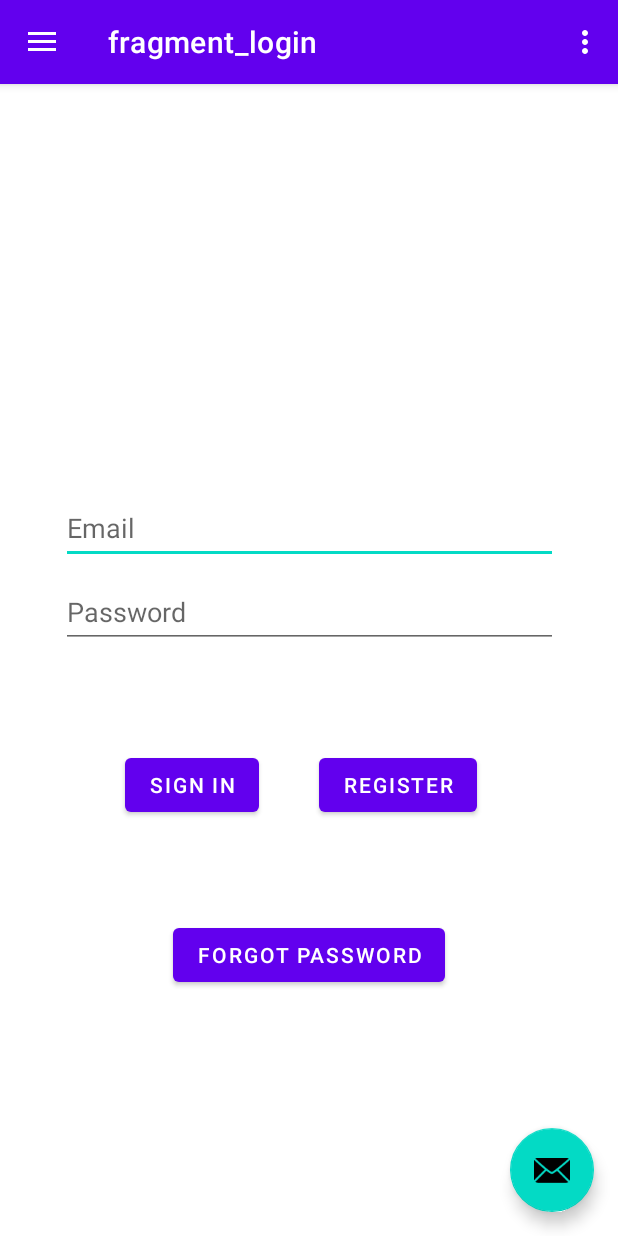
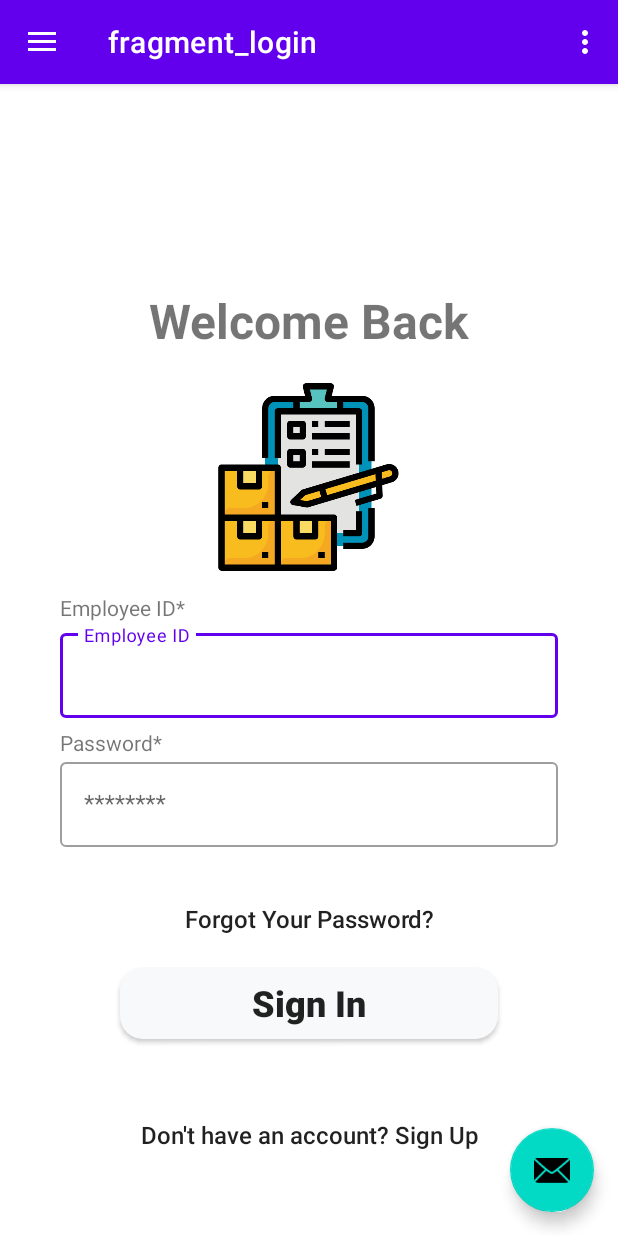
Before and after one commit to bpan2/SBRMS-2, an Android app: the screen it shows after launch (MainActivity), on a phone screen of 412 x 824 dp. Run offline under Robolectric (Android 15) with nearby library versions, the phone set to English and light mode, and no system bars; our stand-ins replace navigation-ui.

Commit message:
1. Used Wilson's Login design to modify LoginFragment.xml. 2. Modified and updated the LoginFragment.kt by using Wilson's naming for the 3 btns.

```diff
--- a/app/src/main/java/com/sbrms/ui/login/LoginFragment.kt
+++ b/app/src/main/java/com/sbrms/ui/login/LoginFragment.kt
@@ -35,20 +35,35 @@ class LoginFragment : Fragment(R.layout.fragment_login){
 
         _binding = FragmentLoginBinding.inflate(inflater, container, false)
 
-        binding.signIn.setOnClickListener{
+        binding.signInButton.setOnClickListener{
             val action = LoginFragmentDirections.actionLoginFragmentToNavHome()
             findNavController().navigate(action)
         }
 
+
+        binding.logInPageRegisterButton.setOnClickListener {
+            val action = LoginFragmentDirections.actionLoginFragmentToRegistrationFragment()
+            findNavController().navigate(action)
+        }
+
+        binding.forgotYourPasswordButton.setOnClickListener {
+            val action = LoginFragmentDirections.actionLoginFragmentToSendTmpPassowrdFragment()
+            findNavController().navigate(action)
+        }
+
+        /*binding.signInButton.setOnClickListener{
+            val action = LoginFragmentDirections.actionLoginFragmentToNavHome()
+            findNavController().navigate(action)
+        }
         binding.register.setOnClickListener {
             val action = LoginFragmentDirections.actionLoginFragmentToRegistrationFragment()
             findNavController().navigate(action)
         }
-
         binding.forgotPassword.setOnClickListener {
             val action = LoginFragmentDirections.actionLoginFragmentToSendTmpPassowrdFragment()
             findNavController().navigate(action)
         }
+        */
 
         val root: View = binding.root
 
--- a/app/src/main/res/layout/fragment_login.xml
+++ b/app/src/main/res/layout/fragment_login.xml
@@ -11,72 +11,155 @@
     android:paddingBottom="@dimen/fragment_vertical_margin"
     tools:context=".ui.login.LoginFragment">
 
-    <EditText
-        android:id="@+id/username"
-        android:layout_width="0dp"
+    <TextView
+        android:id="@+id/textView2"
+        android:layout_width="wrap_content"
         android:layout_height="wrap_content"
-        android:layout_marginTop="256dp"
-        android:autofillHints="@string/prompt_email"
-        android:hint="@string/prompt_email"
-        android:inputType="textEmailAddress"
-        android:minHeight="48dp"
-        android:selectAllOnFocus="true"
-        app:layout_constraintEnd_toEndOf="@+id/password"
-        app:layout_constraintStart_toStartOf="@+id/password"
+        android:layout_marginTop="120dp"
+        android:text="Welcome Back"
+        android:textSize="32sp"
+        android:textStyle="bold"
+        app:layout_constraintEnd_toEndOf="parent"
+        app:layout_constraintStart_toStartOf="parent"
         app:layout_constraintTop_toTopOf="parent" />
 
-    <EditText
-        android:id="@+id/password"
-        android:layout_width="331dp"
-        android:layout_height="wrap_content"
-        android:layout_marginTop="8dp"
-        android:layout_marginEnd="24dp"
-        android:autofillHints="@string/prompt_password"
-        android:hint="@string/prompt_password"
-        android:imeActionLabel="@string/action_sign_in_short"
-        android:imeOptions="actionDone"
-        android:inputType="textPassword"
-        android:minHeight="48dp"
-        android:selectAllOnFocus="true"
+    <ImageView
+        android:id="@+id/imageView2"
+        android:layout_width="177dp"
+        android:layout_height="133dp"
+        android:layout_marginTop="16dp"
         app:layout_constraintEnd_toEndOf="parent"
-        app:layout_constraintTop_toBottomOf="@+id/username" />
+        app:layout_constraintStart_toStartOf="parent"
+        app:layout_constraintTop_toBottomOf="@+id/textView2"
+        app:srcCompat="@drawable/record" />
 
 
-    <Button
-        android:id="@+id/signIn"
+    <LinearLayout
         android:layout_width="wrap_content"
         android:layout_height="wrap_content"
-        android:layout_gravity="start"
-        android:layout_marginTop="67dp"
-        android:layout_marginEnd="40dp"
-        android:enabled="true"
-        android:text="@string/action_sign_in"
-        app:layout_constraintEnd_toStartOf="@+id/register"
-        app:layout_constraintTop_toBottomOf="@+id/password" />
+        android:layout_marginStart="24dp"
+        android:layout_marginTop="8dp"
+        android:orientation="horizontal"
+        app:layout_constraintBottom_toTopOf="@+id/signInEmployeeIDOutlinedTextField"
+        app:layout_constraintStart_toStartOf="parent"
+        app:layout_constraintTop_toBottomOf="@+id/imageView2">
 
-    <Button
-        android:id="@+id/register"
+        <TextView
+            android:id="@+id/employeeIDSignInTextView"
+            android:layout_width="wrap_content"
+            android:layout_height="wrap_content"
+            android:layout_weight="1"
+            android:text="Employee ID*" />
+    </LinearLayout>
+
+    <com.google.android.material.textfield.TextInputLayout
+        android:id="@+id/signInEmployeeIDOutlinedTextField"
+        style="@style/Widget.MaterialComponents.TextInputLayout.OutlinedBox"
+        android:layout_width="match_parent"
+        android:layout_height="wrap_content"
+        android:layout_marginStart="24dp"
+        android:layout_marginTop="32dp"
+        android:layout_marginEnd="24dp"
+        android:hint="Employee ID"
+        app:endIconContentDescription="name"
+        app:helperTextEnabled="true"
+        app:layout_constraintEnd_toEndOf="parent"
+        app:layout_constraintStart_toStartOf="parent"
+        app:layout_constraintTop_toBottomOf="@+id/imageView2">
+
+        <com.google.android.material.textfield.TextInputEditText
+            android:layout_width="match_parent"
+            android:layout_height="wrap_content"
+            android:textColorHint="#757575"
+            tools:ignore="TextContrastCheck" />
+    </com.google.android.material.textfield.TextInputLayout>
+
+    <LinearLayout
         android:layout_width="wrap_content"
         android:layout_height="wrap_content"
-        android:layout_gravity="start"
-        android:layout_marginEnd="78dp"
-        android:enabled="true"
-        android:text="@string/action_register"
-        app:layout_constraintBaseline_toBaselineOf="@+id/signIn"
-        app:layout_constraintEnd_toEndOf="parent" />
+        android:layout_marginStart="24dp"
+        android:layout_marginTop="8dp"
+        android:orientation="horizontal"
+        app:layout_constraintBottom_toTopOf="@+id/signInPasswordOutlinedTextField"
+        app:layout_constraintStart_toStartOf="parent"
+        app:layout_constraintTop_toBottomOf="@+id/signInEmployeeIDOutlinedTextField">
 
+        <TextView
+            android:id="@+id/passwordSignInTextView"
+            android:layout_width="wrap_content"
+            android:layout_height="wrap_content"
+            android:layout_weight="1"
+            android:text="Password*" />
+    </LinearLayout>
 
-    <Button
-        android:id="@+id/forgotPassword"
+    <com.google.android.material.textfield.TextInputLayout
+        android:id="@+id/signInPasswordOutlinedTextField"
+        style="@style/Widget.MaterialComponents.TextInputLayout.OutlinedBox"
+        android:layout_width="match_parent"
+        android:layout_height="wrap_content"
+        android:layout_marginStart="24dp"
+        android:layout_marginTop="24dp"
+        android:layout_marginEnd="24dp"
+        android:hint="********"
+        app:endIconContentDescription="name"
+        app:helperTextEnabled="true"
+        app:layout_constraintEnd_toEndOf="parent"
+        app:layout_constraintStart_toStartOf="parent"
+        app:layout_constraintTop_toBottomOf="@+id/signInEmployeeIDOutlinedTextField">
+
+        <com.google.android.material.textfield.TextInputEditText
+            android:layout_width="match_parent"
+            android:layout_height="wrap_content"
+            android:textColorHint="#757575"
+            tools:ignore="TextContrastCheck" />
+    </com.google.android.material.textfield.TextInputLayout>
+
+    <androidx.appcompat.widget.AppCompatButton
+        android:id="@+id/forgotYourPasswordButton"
         android:layout_width="wrap_content"
         android:layout_height="wrap_content"
-        android:layout_gravity="start"
-        android:layout_marginTop="65dp"
-        android:layout_marginEnd="21dp"
-        android:enabled="true"
-        android:text="@string/action_forgotPassword"
-        app:layout_constraintEnd_toEndOf="@+id/register"
-        app:layout_constraintTop_toBottomOf="@+id/register" />
+        android:layout_marginTop="24dp"
+        android:background="@android:color/transparent"
+        android:paddingStart="5dp"
+        android:paddingEnd="5dp"
+        android:text="Forgot Your Password?"
+        android:textAllCaps="false"
+        android:textSize="16sp"
+        app:layout_constraintEnd_toEndOf="parent"
+        app:layout_constraintStart_toStartOf="parent"
+        app:layout_constraintTop_toBottomOf="@+id/signInPasswordOutlinedTextField" />
+
+    <androidx.appcompat.widget.AppCompatButton
+        android:id="@+id/signInButton"
+        android:layout_width="match_parent"
+        android:layout_height="wrap_content"
+        android:layout_marginStart="64dp"
+        android:layout_marginTop="8dp"
+        android:layout_marginEnd="64dp"
+        android:background="@drawable/background_dashboard_items"
+        android:text="Sign In"
+        android:textSize="24sp"
+        android:textStyle="bold"
+        android:textAllCaps="false"
+        app:layout_constraintEnd_toEndOf="parent"
+        app:layout_constraintHorizontal_bias="0.0"
+        app:layout_constraintStart_toStartOf="parent"
+        app:layout_constraintTop_toBottomOf="@+id/forgotYourPasswordButton" />
+
+    <androidx.appcompat.widget.AppCompatButton
+        android:id="@+id/logInPageRegisterButton"
+        android:layout_width="wrap_content"
+        android:layout_height="wrap_content"
+        android:layout_marginTop="40dp"
+        android:background="@android:color/transparent"
+        android:paddingStart="5dp"
+        android:paddingEnd="5dp"
+        android:text="Don't have an account? Sign Up"
+        android:textAllCaps="false"
+        android:textSize="16sp"
+        app:layout_constraintEnd_toEndOf="parent"
+        app:layout_constraintStart_toStartOf="parent"
+        app:layout_constraintTop_toBottomOf="@+id/signInButton" />
 
 
 </androidx.constraintlayout.widget.ConstraintLayout>
--- /dev/null
+++ b/app/src/main/res/layout/fragment_login_backup.xml
@@ -0,0 +1,82 @@
+<?xml version="1.0" encoding="utf-8"?>
+<androidx.constraintlayout.widget.ConstraintLayout xmlns:android="http://schemas.android.com/apk/res/android"
+    xmlns:app="http://schemas.android.com/apk/res-auto"
+    xmlns:tools="http://schemas.android.com/tools"
+    android:id="@+id/container"
+    android:layout_width="match_parent"
+    android:layout_height="match_parent"
+    android:paddingLeft="@dimen/fragment_horizontal_margin"
+    android:paddingTop="@dimen/fragment_vertical_margin"
+    android:paddingRight="@dimen/fragment_horizontal_margin"
+    android:paddingBottom="@dimen/fragment_vertical_margin"
+    tools:context=".ui.login.LoginFragment">
+
+    <EditText
+        android:id="@+id/username"
+        android:layout_width="0dp"
+        android:layout_height="wrap_content"
+        android:layout_marginTop="256dp"
+        android:autofillHints="@string/prompt_email"
+        android:hint="@string/prompt_email"
+        android:inputType="textEmailAddress"
+        android:minHeight="48dp"
+        android:selectAllOnFocus="true"
+        app:layout_constraintEnd_toEndOf="@+id/password"
+        app:layout_constraintStart_toStartOf="@+id/password"
+        app:layout_constraintTop_toTopOf="parent" />
+
+    <EditText
+        android:id="@+id/password"
+        android:layout_width="331dp"
+        android:layout_height="wrap_content"
+        android:layout_marginTop="8dp"
+        android:layout_marginEnd="24dp"
+        android:autofillHints="@string/prompt_password"
+        android:hint="@string/prompt_password"
+        android:imeActionLabel="@string/action_sign_in_short"
+        android:imeOptions="actionDone"
+        android:inputType="textPassword"
+        android:minHeight="48dp"
+        android:selectAllOnFocus="true"
+        app:layout_constraintEnd_toEndOf="parent"
+        app:layout_constraintTop_toBottomOf="@+id/username" />
+
+
+    <Button
+        android:id="@+id/signIn"
+        android:layout_width="wrap_content"
+        android:layout_height="wrap_content"
+        android:layout_gravity="start"
+        android:layout_marginTop="67dp"
+        android:layout_marginEnd="40dp"
+        android:enabled="true"
+        android:text="@string/action_sign_in"
+        app:layout_constraintEnd_toStartOf="@+id/register"
+        app:layout_constraintTop_toBottomOf="@+id/password" />
+
+    <Button
+        android:id="@+id/register"
+        android:layout_width="wrap_content"
+        android:layout_height="wrap_content"
+        android:layout_gravity="start"
+        android:layout_marginEnd="78dp"
+        android:enabled="true"
+        android:text="@string/action_register"
+        app:layout_constraintBaseline_toBaselineOf="@+id/signIn"
+        app:layout_constraintEnd_toEndOf="parent" />
+
+
+    <Button
+        android:id="@+id/forgotPassword"
+        android:layout_width="wrap_content"
+        android:layout_height="wrap_content"
+        android:layout_gravity="start"
+        android:layout_marginTop="65dp"
+        android:layout_marginEnd="21dp"
+        android:enabled="true"
+        android:text="@string/action_forgotPassword"
+        app:layout_constraintEnd_toEndOf="@+id/register"
+        app:layout_constraintTop_toBottomOf="@+id/register" />
+
+
+</androidx.constraintlayout.widget.ConstraintLayout>
```
